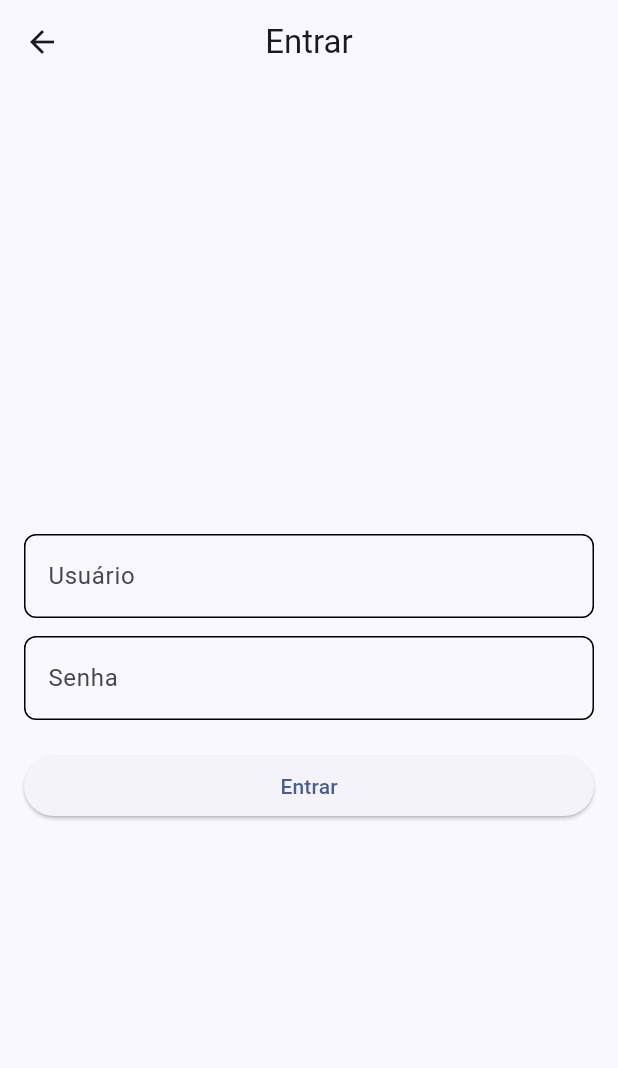
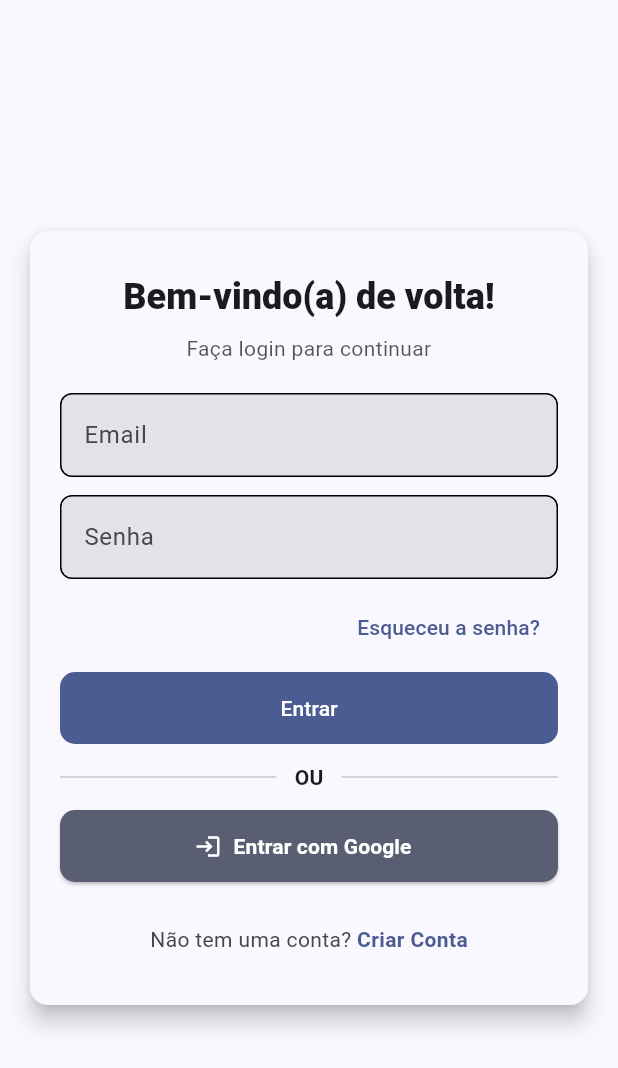
Before and after one commit to FlavioHeartnet/mobileappinvestiment, a Flutter app: the LoginScreen screen opened by its route, on a phone screen of 412 x 824 dp. Shown: the top 1068 px of the screen. Run offline on Flutter 3.47's test engine with Material 3 defaults, Android fonts, the phone set to English and light mode, and no system bars; our stand-ins replace flutter_riverpod, state_notifier; Roboto replaces fonts that are missing (Manrope).

Commit message:
Login WIP 2

```diff
--- a/mobile/lib/src/presentation/screens/login_screen.dart
+++ b/mobile/lib/src/presentation/screens/login_screen.dart
@@ -1,7 +1,7 @@
 import 'package:flutter/material.dart';
 import 'package:flutter_riverpod/flutter_riverpod.dart';
 
-import '../../providers/auth_notifier.dart';
+import 'package:mobile/src/providers/auth_notifier.dart';
 
 class LoginScreen extends ConsumerStatefulWidget {
   const LoginScreen({super.key});
@@ -28,7 +28,6 @@ class _LoginScreenState extends ConsumerState<LoginScreen> {
     final ok = await notifier.login(user, pass);
     if (ok) {
       if (mounted) {
-        // pop the login screen if presented
         Navigator.of(context).maybePop();
       }
     }
@@ -37,46 +36,149 @@ class _LoginScreenState extends ConsumerState<LoginScreen> {
   @override
   Widget build(BuildContext context) {
     final state = ref.watch(authProvider);
+    final theme = Theme.of(context);
+    final color = theme.colorScheme.primary;
+    final vibrant = theme.colorScheme.secondary;
+
     return Scaffold(
-      appBar: AppBar(title: const Text('Entrar'), centerTitle: true),
+      backgroundColor: theme.colorScheme.background,
       body: SafeArea(
         child: GestureDetector(
           behavior: HitTestBehavior.translucent,
           onTap: () => FocusScope.of(context).unfocus(),
+          child: Center(
+            child: SingleChildScrollView(
+              padding: const EdgeInsets.symmetric(horizontal: 16, vertical: 24),
+              child: ConstrainedBox(
+                constraints: const BoxConstraints(maxWidth: 420),
+                child: Card(
+                  shape: RoundedRectangleBorder(borderRadius: BorderRadius.circular(12)),
+                  elevation: 6,
+                  color: theme.colorScheme.surface,
                   child: Padding(
-            padding: const EdgeInsets.all(16.0),
+                    padding: const EdgeInsets.all(20.0),
                     child: Column(
-              mainAxisAlignment: MainAxisAlignment.center,
+                      mainAxisSize: MainAxisSize.min,
+                      crossAxisAlignment: CrossAxisAlignment.stretch,
                       children: [
-                const SizedBox(height: 24),
+                        const SizedBox(height: 8),
+                        Text(
+                          'Bem-vindo(a) de volta!',
+                          textAlign: TextAlign.center,
+                          style: theme.textTheme.headlineSmall?.copyWith(fontWeight: FontWeight.w800),
+                        ),
+                        const SizedBox(height: 8),
+                        Text(
+                          'Faça login para continuar',
+                          textAlign: TextAlign.center,
+                          style: theme.textTheme.bodyMedium?.copyWith(color: theme.textTheme.bodySmall?.color?.withOpacity(0.75)),
+                        ),
+                        const SizedBox(height: 20),
+
                         TextField(
                           controller: _userController,
-                  decoration: const InputDecoration(labelText: 'Usuário'),
+                          decoration: InputDecoration(
+                            labelText: 'Email',
+                            hintText: 'seu@email.com',
+                            border: OutlineInputBorder(borderRadius: BorderRadius.circular(10)),
+                            filled: true,
+                          ),
+                          keyboardType: TextInputType.emailAddress,
                           textInputAction: TextInputAction.next,
                         ),
                         const SizedBox(height: 12),
                         TextField(
                           controller: _passController,
-                  decoration: const InputDecoration(labelText: 'Senha'),
+                          decoration: InputDecoration(
+                            labelText: 'Senha',
+                            hintText: '••••••••',
+                            border: OutlineInputBorder(borderRadius: BorderRadius.circular(10)),
+                            filled: true,
+                          ),
                           obscureText: true,
                           textInputAction: TextInputAction.done,
                           onSubmitted: (_) => _submit(),
                         ),
-                const SizedBox(height: 20),
-                state.isLoading
-                    ? const CircularProgressIndicator()
-                    : SizedBox(
-                        width: double.infinity,
-                        child: ElevatedButton(
+                        const SizedBox(height: 8),
+                        Align(
+                          alignment: Alignment.centerRight,
+                          child: TextButton(
+                            onPressed: () {},
+                            child: Text('Esqueceu a senha?', style: TextStyle(color: color)),
+                          ),
+                        ),
+                        const SizedBox(height: 6),
+
+                        if (state.isLoading)
+                          const Center(child: CircularProgressIndicator())
+                        else
+                          FilledButton(
                             onPressed: _submit,
+                            style: FilledButton.styleFrom(
+                              backgroundColor: color,
+                              foregroundColor: theme.colorScheme.onPrimary,
+                              padding: const EdgeInsets.symmetric(vertical: 14),
+                              shape: RoundedRectangleBorder(borderRadius: BorderRadius.circular(10)),
+                            ),
                             child: const Text('Entrar'),
                           ),
+
+                        const SizedBox(height: 12),
+                        Row(
+                          children: const [
+                            Expanded(child: Divider()),
+                            Padding(
+                              padding: EdgeInsets.symmetric(horizontal: 12.0),
+                              child: Text('OU', style: TextStyle(fontWeight: FontWeight.w600)),
                             ),
+                            Expanded(child: Divider()),
+                          ],
+                        ),
+
+                        const SizedBox(height: 12),
+                        ElevatedButton.icon(
+                          onPressed: () {},
+                          icon: const Icon(Icons.login),
+                          label: const Padding(
+                            padding: EdgeInsets.symmetric(vertical: 14),
+                            child: Text('Entrar com Google', style: TextStyle(fontWeight: FontWeight.w600)),
+                          ),
+                          style: ElevatedButton.styleFrom(
+                            backgroundColor: vibrant,
+                            foregroundColor: theme.colorScheme.onSecondary,
+                            shape: RoundedRectangleBorder(borderRadius: BorderRadius.circular(10)),
+                          ),
+                        ),
+
+                        const SizedBox(height: 14),
+                        Center(
+                          child: TextButton(
+                            onPressed: () {},
+                            child: RichText(
+                              text: TextSpan(
+                                text: 'Não tem uma conta? ',
+                                style: theme.textTheme.bodyMedium?.copyWith(color: theme.colorScheme.onSurfaceVariant),
+                                children: [
+                                  TextSpan(
+                                    text: 'Criar Conta',
+                                    style: TextStyle(color: color, fontWeight: FontWeight.w600),
+                                  ),
+                                ],
+                              ),
+                            ),
+                          ),
+                        ),
+
                         if (state.error != null) ...[
-                  const SizedBox(height: 12),
-                  Text(state.error!, style: TextStyle(color: Theme.of(context).colorScheme.error)),
-                ]
+                          const SizedBox(height: 8),
+                          Text(state.error!, style: TextStyle(color: theme.colorScheme.error)),
                         ],
+
+                      ],
+                    ),
+                  ),
+                ),
+              ),
             ),
           ),
         ),
--- a/mobile/lib/src/presentation/screens/retirement_calculator_screen.dart
+++ b/mobile/lib/src/presentation/screens/retirement_calculator_screen.dart
@@ -74,6 +74,13 @@ class _RetirementCalculatorScreenState extends ConsumerState<RetirementCalculato
           'Calculadora de Aposentadoria',
           style: TextStyle(fontWeight: FontWeight.bold),
         ),
+        actions: [
+          IconButton(
+            icon: const Icon(Icons.login),
+            tooltip: 'Entrar',
+            onPressed: () => Navigator.of(context).pushNamed('/login'),
+          ),
+        ],
       ),
       body: LayoutBuilder(
         builder: (context, constraints) {
--- a/mobile/lib/src/providers/auth_notifier.dart
+++ b/mobile/lib/src/providers/auth_notifier.dart
@@ -1,4 +1,3 @@
-import 'package:flutter_riverpod/flutter_riverpod.dart';
 import 'package:flutter_riverpod/legacy.dart';
 
 import '../services/auth_service.dart';
--- a/mobile/lib/src/providers/input_params_notifier.dart
+++ b/mobile/lib/src/providers/input_params_notifier.dart
@@ -1,6 +1,5 @@
 import 'dart:math' as math;
 
-import 'package:flutter_riverpod/flutter_riverpod.dart';
 import 'package:flutter_riverpod/legacy.dart';
 import 'package:state_notifier/state_notifier.dart';
 
--- a/mobile/lib/src/providers/nav_index.dart
+++ b/mobile/lib/src/providers/nav_index.dart
@@ -1,4 +1,3 @@
-import 'package:flutter_riverpod/flutter_riverpod.dart';
 import 'package:flutter_riverpod/legacy.dart';
 
 final navIndexProvider = StateProvider<int>((ref) => 0);
```
Also changed, not shown: 1 other file. Lines whose indentation alone changed are shown as unchanged.
